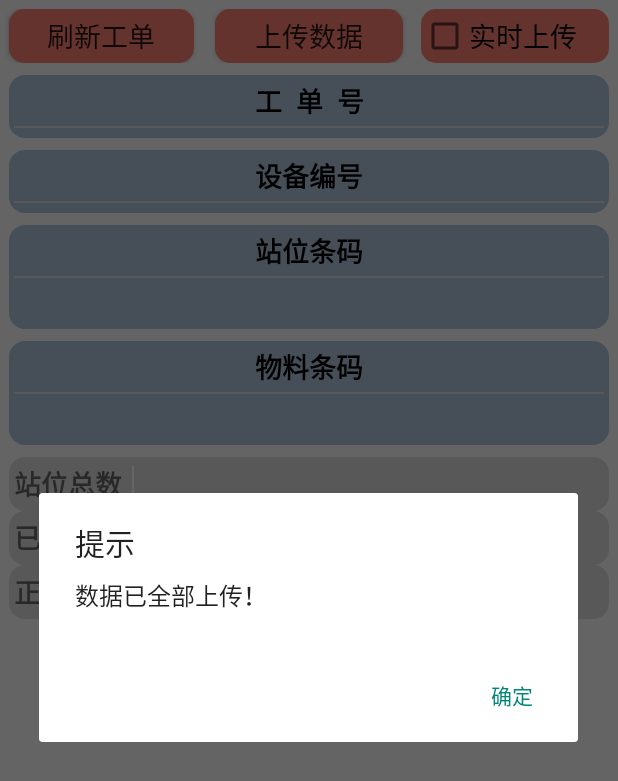
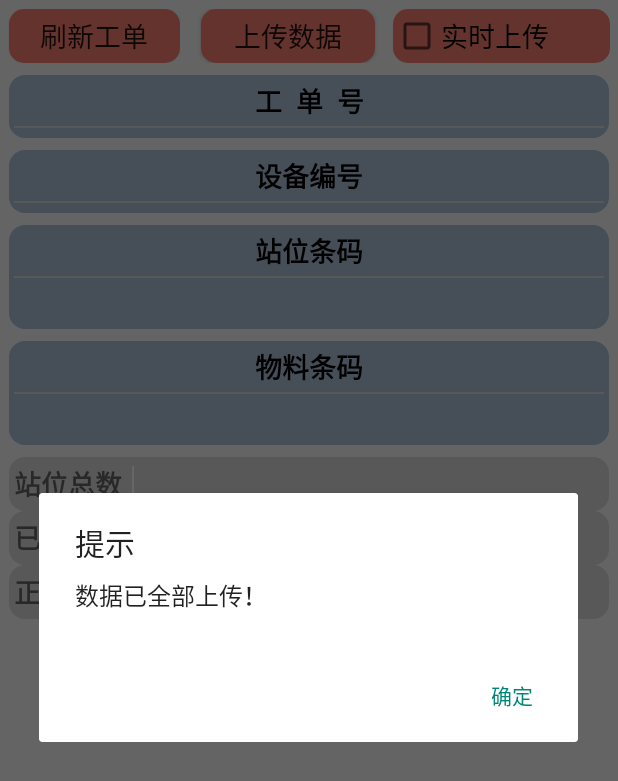
Before and after one commit to GORDENyou/Gelaide, an Android app: the MainActivity screen opened directly, with no data from a screen before it, after a tap on "上传数据", on a phone screen of 412 x 824 dp. Shown: the top 781 px of the screen. Run offline under Robolectric (Android 15) with nearby library versions, the phone set to English and light mode, and no system bars; our stand-ins replace ButterKnife; 2 other taps on this screen came first.

```diff
--- a/app/src/main/res/layout/activity_main.xml
+++ b/app/src/main/res/layout/activity_main.xml
@@ -30,7 +30,7 @@
         <CheckBox
             android:id="@+id/shiShi"
             style="@style/style_button"
-            android:layout_weight="1"
+            android:layout_weight="0.9"
             android:text="实时上传" />
     </LinearLayout>
 
--- a/pdalibrary/src/main/res/layout/spinner_style.xml
+++ b/pdalibrary/src/main/res/layout/spinner_style.xml
@@ -3,5 +3,6 @@
     xmlns:android="http://schemas.android.com/apk/res/android"
     android:layout_width="match_parent"
     android:layout_height="wrap_content"
+    android:textColor="#000000"
     android:textSize="@dimen/edit_text_size"
     android:gravity="center"  />
```
Also changed, not shown: app/src/main/java/p/gordenyou/geleide/activity/MainActivity.java (+11 -2 lines).
